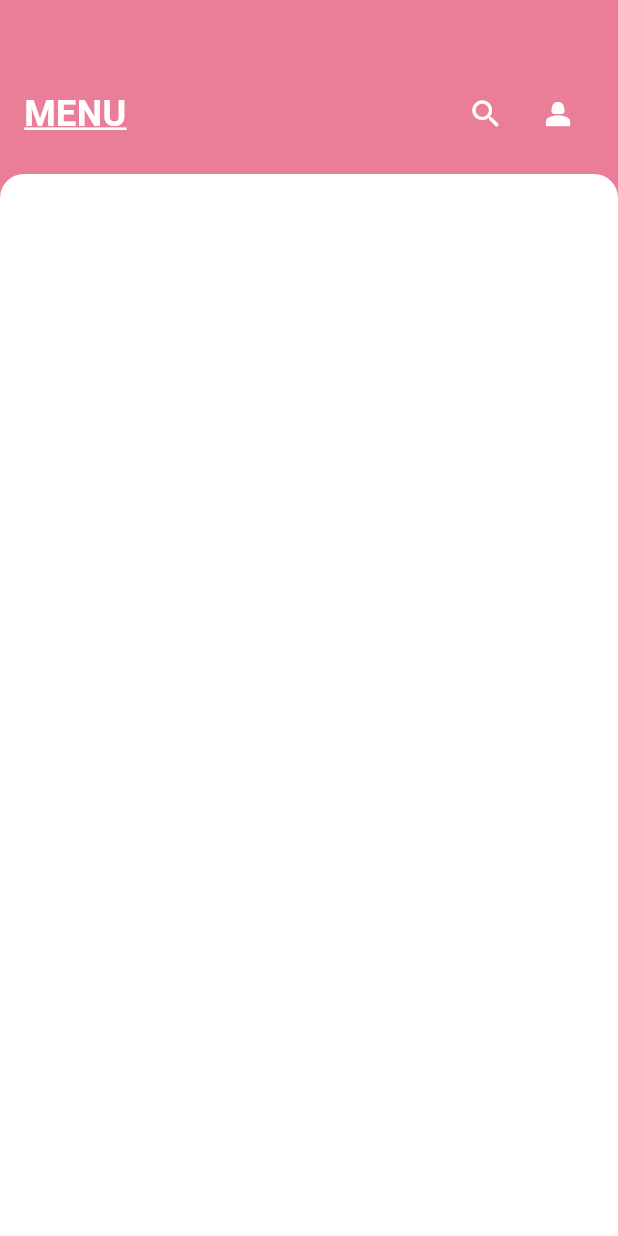
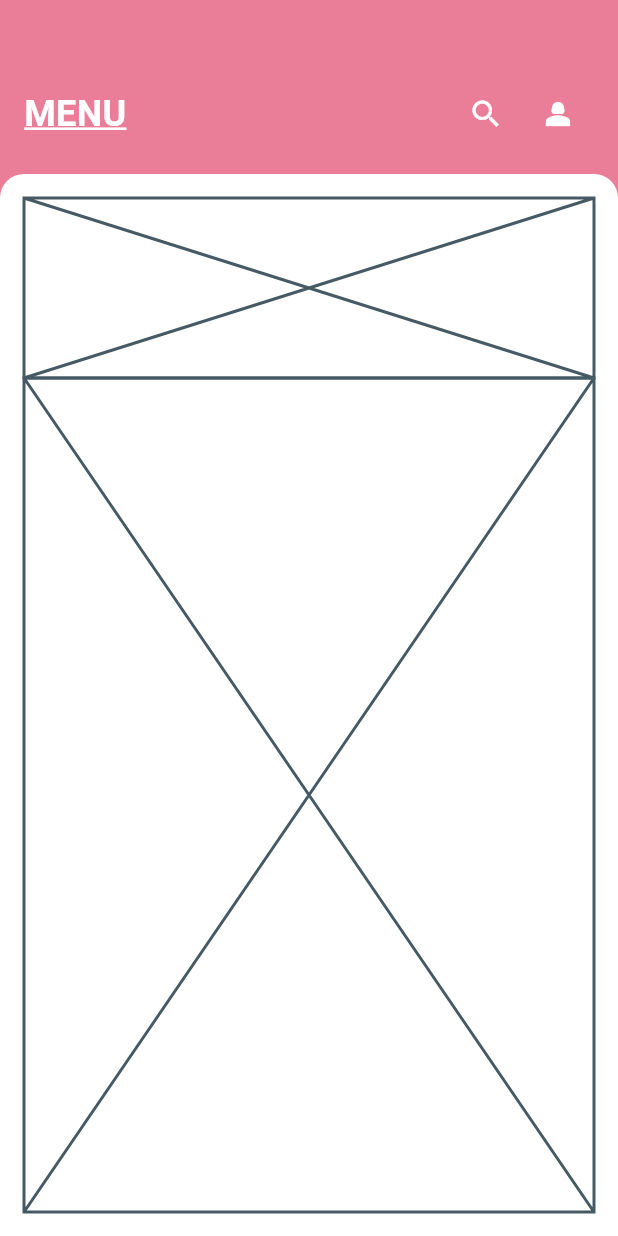
Before and after one commit to JAICHANGPARK/flutter_notebook_chapter_45, a Flutter app: the FmMainPage screen opened directly, on a phone screen of 412 x 824 dp. Run offline on Flutter 3.47's test engine with Material 3 defaults, Android fonts, the phone set to English and light mode, and no system bars; our stand-ins replace gap, hugeicons, smooth_page_indicator.

Commit message:
Update fm_main_page.dart

```diff
--- a/lib/ep2281_flowers_marketplace_app/ui/fm_main_page.dart
+++ b/lib/ep2281_flowers_marketplace_app/ui/fm_main_page.dart
@@ -26,13 +26,18 @@ class _FmMainPageState extends State<FmMainPage> {
                     decoration: TextDecoration.underline,
                     decorationColor: Colors.white,
                     decorationThickness: 1.5,
-                    fontSize: 24
+                    fontSize: 24,
                   ),
                 ),
                 Spacer(),
-                IconButton(onPressed: () {}, icon: Icon(Icons.search),
-                color: Colors.white,),
-                IconButton(onPressed: () {}, icon: Icon(Icons.person_2),
+                IconButton(
+                  onPressed: () {},
+                  icon: Icon(Icons.search),
+                  color: Colors.white,
+                ),
+                IconButton(
+                  onPressed: () {},
+                  icon: Icon(Icons.person_2),
                   color: Colors.white,
                 ),
               ],
@@ -47,6 +52,16 @@ class _FmMainPageState extends State<FmMainPage> {
                   topLeft: Radius.circular(16),
                 ),
               ),
+              child: Padding(
+                padding: const EdgeInsets.all(16.0),
+                child: Column(
+                  children: [
+                    SizedBox(height: 120,
+                    child: Placeholder(),),
+                    Expanded(child: Placeholder()),
+                  ],
+                ),
+              ),
             ),
           ),
         ],
```
